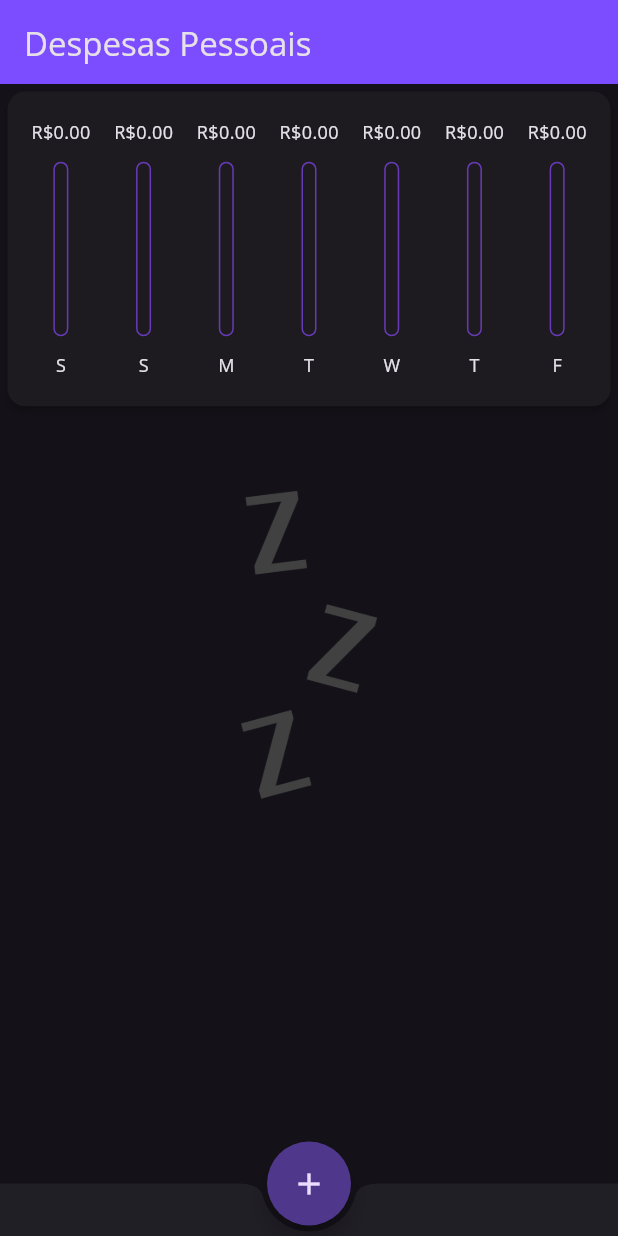
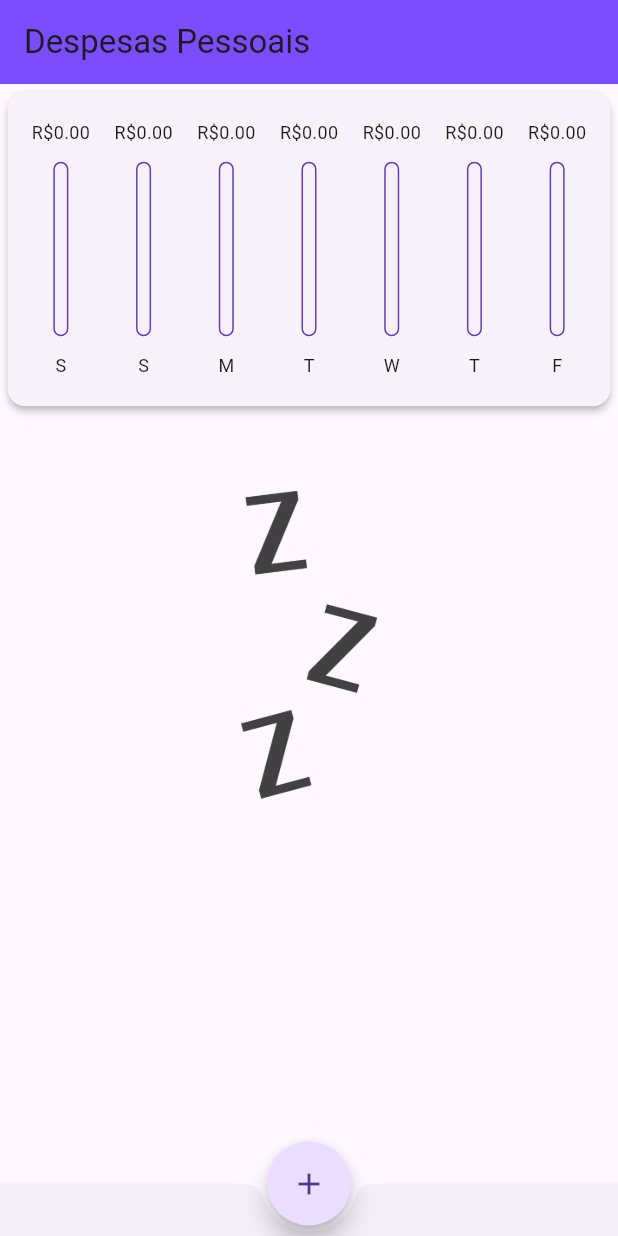
Before and after one commit to KauaHenSilva/dart_flutter_despesas_pessoais, a Flutter app: the screen it shows after launch, on a phone screen of 412 x 824 dp. Run offline on Flutter 3.47's test engine with Material 3 defaults, Android fonts, the phone set to English and light mode, and no system bars.

Commit message:
Update app theme

```diff
--- a/lib/main.dart
+++ b/lib/main.dart
@@ -15,10 +15,8 @@ class MyApp extends StatelessWidget {
   Widget build(BuildContext context) {
     return MaterialApp(
       title: 'Despesas Pessoais',
-      theme: ThemeData(
-        fontFamily: 'OpenSans',
-        brightness: Brightness.dark,
-      ),
+      theme: ThemeData.light(),
+      darkTheme: ThemeData.dark(),
       home: const MyHomePage(),
     );
   }
```
